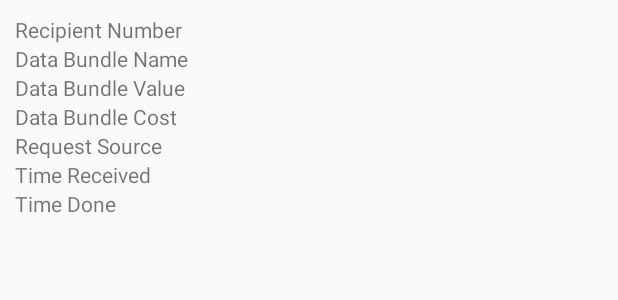
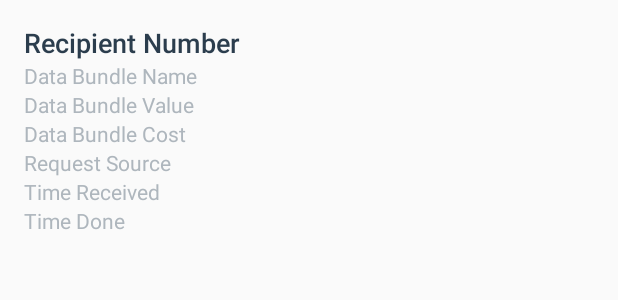
Before and after one commit to solobaba/AirtelBackendApp, an Android app: the layout request_list_activity.xml on its own in the app's theme, with its tools: preview values and no code run, on a phone screen of 412 x 824 dp. Shown: the top 300 px of the screen. Run offline under Robolectric (Android 15) with nearby library versions, the phone set to English and light mode, and no system bars.

Commit message:
Initial commit

```diff
--- a/app/build.gradle
+++ b/app/build.gradle
@@ -36,4 +36,6 @@ dependencies {
     implementation files('libs/activation.jar')
     implementation 'com.android.support:gridlayout-v7:27.1.1'
     implementation 'com.firebase:firebase-jobdispatcher:0.5.0'
+    implementation 'com.squareup.retrofit2:retrofit:2.3.0'
+    implementation 'com.squareup.retrofit2:converter-gson:2.3.0'
 }
--- a/app/src/main/java/com/example/mighty/airtelapp/CreateUser.java
+++ b/app/src/main/java/com/example/mighty/airtelapp/CreateUser.java
@@ -41,6 +41,7 @@ import android.widget.Spinner;
 import android.widget.TextView;
 import android.widget.Toast;
 
+import com.example.mighty.airtelapp.apirequest.APIRequest;
 import com.example.mighty.airtelapp.Service.EmailMessage;
 import com.example.mighty.airtelapp.Service.NotificationClass;
 import com.example.mighty.airtelapp.Service.QueryService;
@@ -632,6 +633,11 @@ public class CreateUser extends AppCompatActivity {
                 contactNetwork();
                 Toast.makeText(this, "Contacting network", Toast.LENGTH_SHORT ).show();
                 return true;
+
+            case R.id.log_data:
+                startActivity(new Intent(CreateUser.this, APIRequest.class));
+                Toast.makeText(this, "Fetching data", Toast.LENGTH_SHORT ).show();
+                return true;
         }
         return super.onOptionsItemSelected(item);
     }
--- a/app/src/main/java/com/example/mighty/airtelapp/data/RequestCursorAdapter.java
+++ b/app/src/main/java/com/example/mighty/airtelapp/data/RequestCursorAdapter.java
@@ -11,8 +11,8 @@ import android.widget.TextView;
 import com.example.mighty.airtelapp.R;
 import com.example.mighty.airtelapp.data.DataContract.DataEntry;
 
-class RequestCursorAdapter extends CursorAdapter {
-    public RequestCursorAdapter(Context context, Cursor cursor) {
+public class RequestCursorAdapter extends CursorAdapter {
+    public RequestCursorAdapter(Context context, Cursor cursor, int columnNumbers) {
         super(context, cursor, 0);
     }
 
@@ -57,4 +57,5 @@ class RequestCursorAdapter extends CursorAdapter {
         timeReceivedTextView.setText(timeReceived);
         timeDoneTextView.setText(timeDone);
     }
+
 }
--- a/app/src/main/res/layout/request_list_activity.xml
+++ b/app/src/main/res/layout/request_list_activity.xml
@@ -4,8 +4,9 @@
     xmlns:app="http://schemas.android.com/apk/res-auto"
     xmlns:tools="http://schemas.android.com/tools"
     android:layout_width="match_parent"
-    android:layout_height="match_parent"
+    android:layout_height="wrap_content"
     android:orientation="vertical"
+    android:padding="16dp"
     tools:context=".CreateUser">
 
     <!--<android.support.v7.widget.Toolbar-->
@@ -18,52 +19,61 @@
         <!--app:popupTheme="@style/ThemeOverlay.AppCompat.Light">-->
     <!--</android.support.v7.widget.Toolbar>-->
 
-    <GridLayout
-        android:layout_width="match_parent"
-        android:layout_height="match_parent"
-        android:padding="10dp"
-        android:orientation="vertical">
     <TextView
         android:id="@+id/recipient_number"
         android:layout_width="match_parent"
         android:layout_height="wrap_content"
-        android:text="@string/recipient_number"/>
+        android:text="@string/recipient_number"
+        android:textAppearance="?android:textAppearanceMedium"
+        android:textColor="#2B3D4D"
+        android:fontFamily="sans-serif-medium"/>
 
     <TextView
         android:id="@+id/data_bundle_name"
         android:layout_width="match_parent"
         android:layout_height="wrap_content"
-        android:text="@string/data_bundle_name"/>
+        android:text="@string/data_bundle_name"
+        android:textColor="#AEB6BD"
+        android:fontFamily="sans-serif"/>
 
     <TextView
         android:id="@+id/data_bundle_value"
         android:layout_width="match_parent"
         android:layout_height="wrap_content"
-        android:text="@string/data_bundle_value"/>
+        android:text="@string/data_bundle_value"
+        android:textColor="#AEB6BD"
+        android:fontFamily="sans-serif"/>
 
     <TextView
         android:id="@+id/data_bundle_cost"
         android:layout_width="match_parent"
         android:layout_height="wrap_content"
-        android:text="@string/data_bundle_cost"/>
+        android:text="@string/data_bundle_cost"
+        android:textColor="#AEB6BD"
+        android:fontFamily="sans-serif"/>
 
     <TextView
         android:id="@+id/resource_spinner"
         android:layout_width="match_parent"
         android:layout_height="wrap_content"
-        android:text="@string/request_source"/>
+        android:text="@string/request_source"
+        android:textColor="#AEB6BD"
+        android:fontFamily="sans-serif"/>
 
     <TextView
         android:id="@+id/time_received"
         android:layout_width="match_parent"
         android:layout_height="wrap_content"
-        android:text="@string/time_received"/>
+        android:text="@string/time_received"
+        android:textColor="#AEB6BD"
+        android:fontFamily="sans-serif"/>
 
     <TextView
         android:id="@+id/time_done"
         android:layout_width="match_parent"
         android:layout_height="wrap_content"
-        android:text="@string/time_done"/>
-    </GridLayout>
+        android:text="@string/time_done"
+        android:textColor="#AEB6BD"
+        android:fontFamily="sans-serif"/>
 
 </LinearLayout>
```
Also changed, not shown: app/src/main/AndroidManifest.xml (+11 -10 lines), app/src/main/java/com/example/mighty/airtelapp/apirequest/APIClient.java (added, +18 -0 lines), app/src/main/java/com/example/mighty/airtelapp/apirequest/APIInterface.java (added, +16 -0 lines), app/src/main/java/com/example/mighty/airtelapp/apirequest/APIRecyclerAdapter.java (added, +67 -0 lines), app/src/main/java/com/example/mighty/airtelapp/apirequest/APIRequest.java (added, +88 -0 lines), app/src/main/java/com/example/mighty/airtelapp/data/RequestHistory.java (+11 -1 lines), app/src/main/java/com/example/mighty/airtelapp/model/APImodel.java (added, +91 -0 lines), app/src/main/java/com/example/mighty/airtelapp/model/Feed.java (added, +27 -0 lines), app/src/main/res/layout/activity_api_request.xml (added, +28 -0 lines), app/src/main/res/layout/api_request_list.xml (added, +63 -0 lines), app/src/main/res/layout/request_activity.xml (+7 -0 lines).
